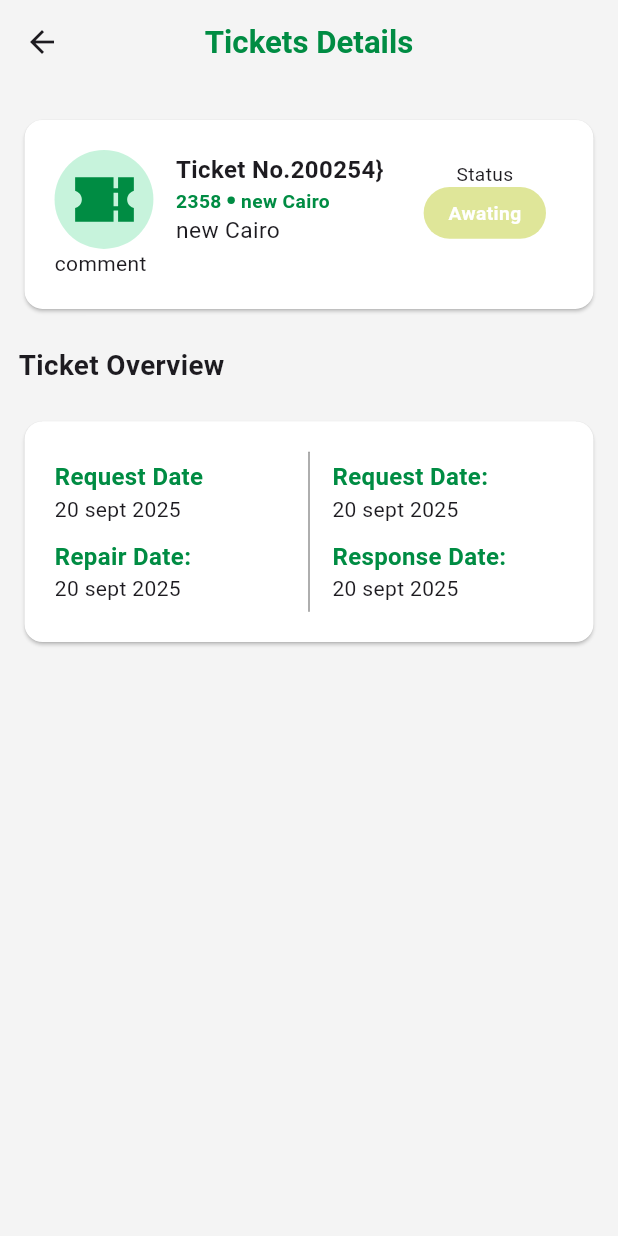
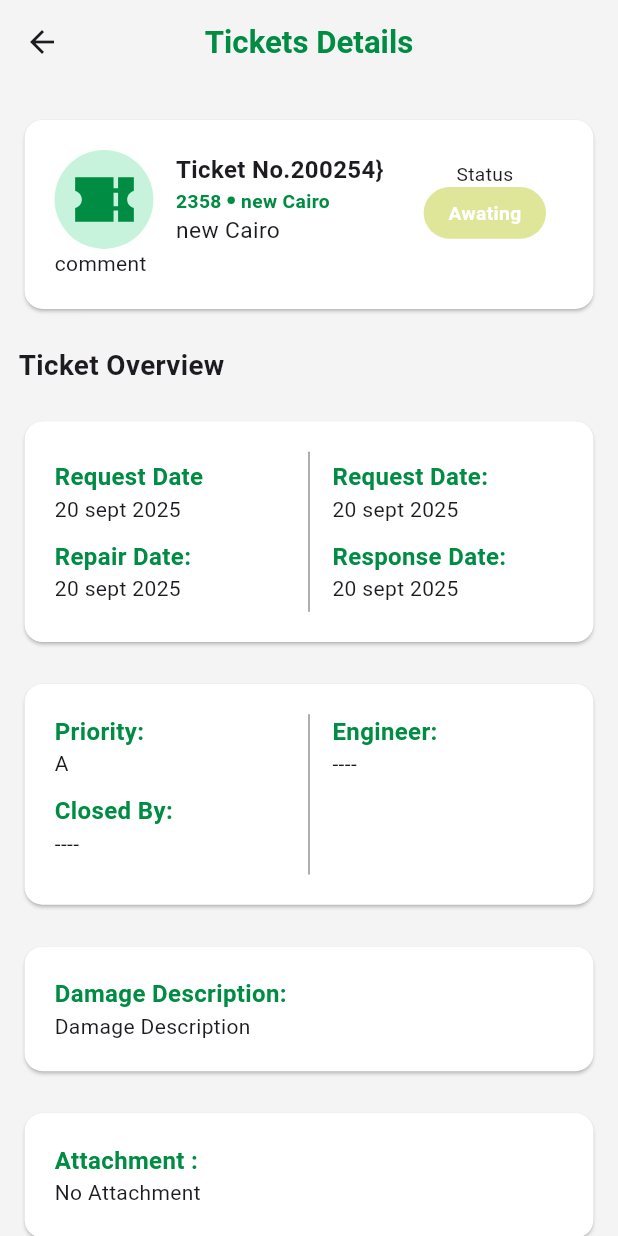
Before and after one commit to AhmadHamdy1101/EFS-Misr, a Flutter app: the TicketDetailsPageBody screen opened directly, on a phone screen of 412 x 824 dp. Run offline on Flutter 3.47's test engine with Material 3 defaults, Android fonts, the phone set to English and light mode, and no system bars; our stand-ins replace flutter_bloc, flutter_svg, get, supabase_flutter; missing offline and left inert: mobile_scanner; accounts and stored records are empty; Roboto replaces fonts that are missing (lato).

Commit message:
upadte tickets details Pages

```diff
--- a/lib/Features/Home/presentation/widgets/ticket_details_page_body.dart
+++ b/lib/Features/Home/presentation/widgets/ticket_details_page_body.dart
@@ -246,6 +246,106 @@ class TicketDetailsPageBody extends StatelessWidget {
 
                     ),
                   ),
+                  Card(
+                    color: AppColors.white,
+
+                    child: Container(
+                      padding: EdgeInsets.all(20.0),
+                      child:
+                      Row(
+                        spacing: 15,
+                        crossAxisAlignment: CrossAxisAlignment.start,
+                        mainAxisAlignment: MainAxisAlignment.spaceBetween,
+                        children: [
+
+                          Expanded(
+                            child: Column(
+                              spacing: 10,
+                              crossAxisAlignment: CrossAxisAlignment.start,
+                              children: [
+                                Column(
+                                  crossAxisAlignment: CrossAxisAlignment.start,
+                                  children: [
+                                    Text('Priority:',style: AppTextStyle.latoBold20(context).copyWith(color: AppColors.green)),
+                                    Text("A")
+                                  ],),
+                                Column(
+                                  crossAxisAlignment: CrossAxisAlignment.start,
+                                  children: [
+                                    Text('Closed By:',style: AppTextStyle.latoBold20(context).copyWith(color: AppColors.green)),
+                                    Text("----")
+                                  ],),
+
+                              ],
+                            ),
+                          ),
+                          Container(
+                            height: screenHeight * 0.13,
+                            width: 1,
+                            decoration: BoxDecoration(
+                              borderRadius: BorderRadius.all(
+                                Radius.circular(10),
+                              ),
+                              color: AppColors.gray,
+                            ),
+                          ),
+                          Expanded(
+                            child: Column(
+                              spacing: 10,
+                              mainAxisAlignment: MainAxisAlignment.start,
+                              crossAxisAlignment: CrossAxisAlignment.start,
+                              children: [
+
+                                Column(
+                                  crossAxisAlignment: CrossAxisAlignment.start,
+                                  children: [
+                                    Text('Engineer:',style: AppTextStyle.latoBold20(context).copyWith(color: AppColors.green)),
+                                    Text("----")
+                                  ],),
+
+                              ],
+                            ),
+                          ),
+
+                        ],
+                      ),
+
+                    ),
+                  ),
+                  Card(
+                    color: AppColors.white,
+
+                    child: Container(
+                      padding: EdgeInsets.all(20.0),
+                      width: screenWidth,
+                      child:
+                      Column(
+                        crossAxisAlignment: CrossAxisAlignment.start,
+                        children: [
+                          Text('Damage Description:',style: AppTextStyle.latoBold20(context).copyWith(color: AppColors.green)),
+                          Text("Damage Description")
+                        ],),
+
+
+                    ),
+                  ),
+                  Card(
+                    color: AppColors.white,
+
+                    child: Container(
+                      padding: EdgeInsets.all(20.0),
+                      width: screenWidth,
+                      child:
+                      Column(
+                        crossAxisAlignment: CrossAxisAlignment.start,
+                        children: [
+                          Text('Attachment :',style: AppTextStyle.latoBold20(context).copyWith(color: AppColors.green)),
+                          Text("No Attachment")
+                        ],),
+
+
+                    ),
+                  ),
 
                 ],
               ),
```
